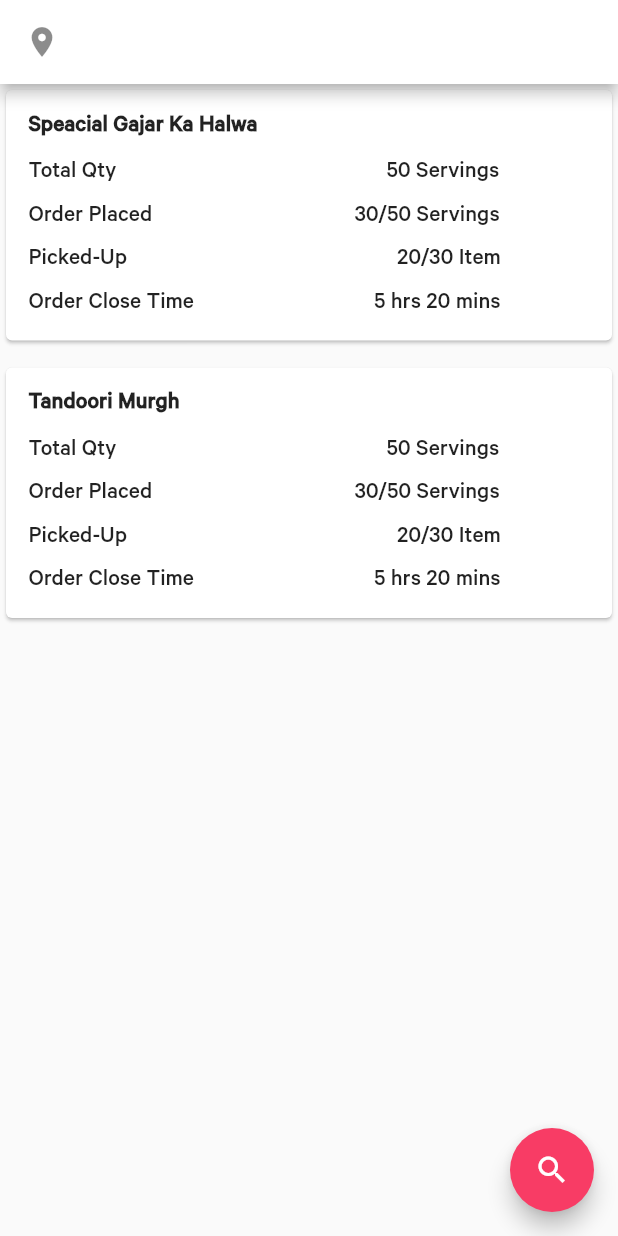
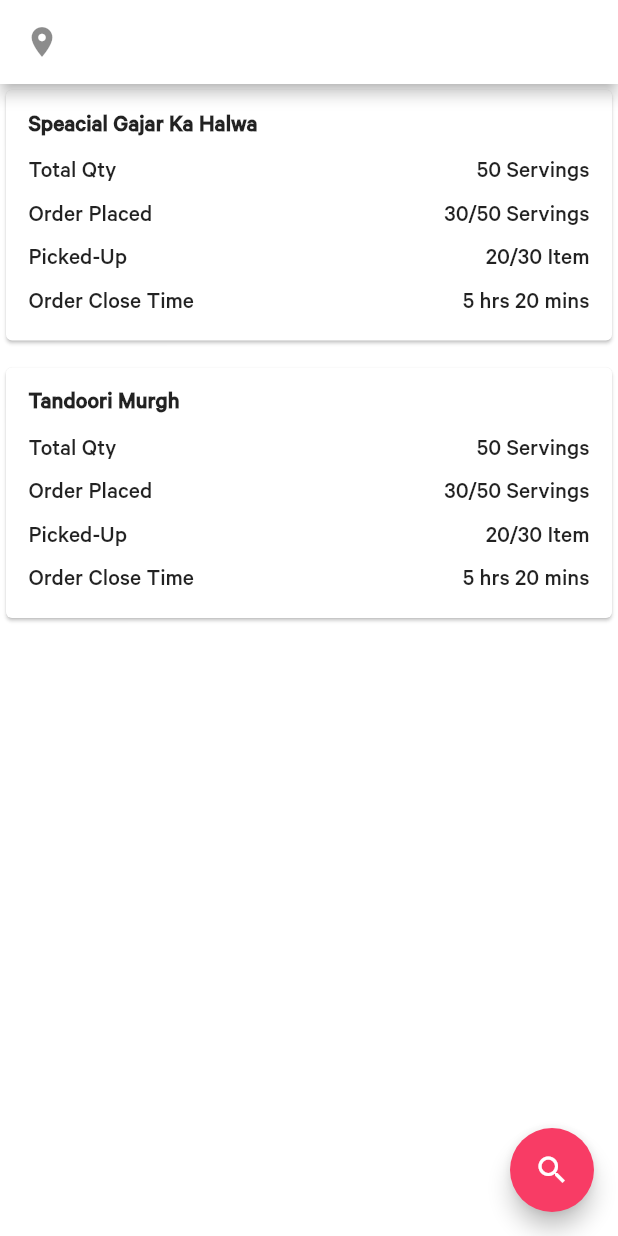
Before and after one commit to axactstudios/foodapp, a Flutter app: the Home screen opened directly, on a phone screen of 412 x 824 dp. Run offline on Flutter 3.47's test engine with Material 2 defaults, Android fonts, the phone set to English and light mode, and no system bars; our stand-ins replace otp_text_field, persistent_bottom_nav_bar; project files that could hold a hidden picture were left out.

Commit message:
some fixes

```diff
--- a/lib/Screens/dashboard.dart
+++ b/lib/Screens/dashboard.dart
@@ -11,9 +11,9 @@ class _DashBoardState extends State<DashBoard> {
   Widget build(BuildContext context) {
     return Scaffold(
       appBar: AppBar(
-        backgroundColor: kdashboard1,
+        backgroundColor: Colors.white,
       ),
-      backgroundColor: kdashboard1,
+      backgroundColor: Colors.white,
       body: Padding(
         padding: const EdgeInsets.only(top: 50),
         child: Column(
--- a/lib/Screens/home.dart
+++ b/lib/Screens/home.dart
@@ -32,6 +32,7 @@ class _HomeState extends State<Home> {
                 height: 12,
               ),
               Row(
+                mainAxisAlignment: MainAxisAlignment.spaceBetween,
                 children: <Widget>[
                   Text(
                     'Total Qty',
@@ -56,6 +57,7 @@ class _HomeState extends State<Home> {
                 height: 10,
               ),
               Row(
+                mainAxisAlignment: MainAxisAlignment.spaceBetween,
                 children: <Widget>[
                   Text(
                     'Order Placed',
@@ -80,6 +82,7 @@ class _HomeState extends State<Home> {
                 height: 10,
               ),
               Row(
+                mainAxisAlignment: MainAxisAlignment.spaceBetween,
                 children: <Widget>[
                   Text(
                     'Picked-Up',
@@ -104,6 +107,7 @@ class _HomeState extends State<Home> {
                 height: 10,
               ),
               Row(
+                mainAxisAlignment: MainAxisAlignment.spaceBetween,
                 children: <Widget>[
                   Text(
                     'Order Close Time',
@@ -131,6 +135,7 @@ class _HomeState extends State<Home> {
     }
 
     return Scaffold(
+      backgroundColor: Colors.white,
       appBar: AppBar(
         backgroundColor: Colors.white,
         leading: Icon(Icons.location_on, color: Colors.black45),
--- a/lib/Screens/my_kitchen.dart
+++ b/lib/Screens/my_kitchen.dart
@@ -15,6 +15,7 @@ class _MykitchenState extends State<Mykitchen> {
     final pHeight = MediaQuery.of(context).size.height;
     final pWidth = MediaQuery.of(context).size.width;
     return Scaffold(
+      backgroundColor: Colors.white,
       appBar: AppBar(
         leading: Icon(Icons.location_on, color: Colors.black),
         backgroundColor: Colors.white,
```
